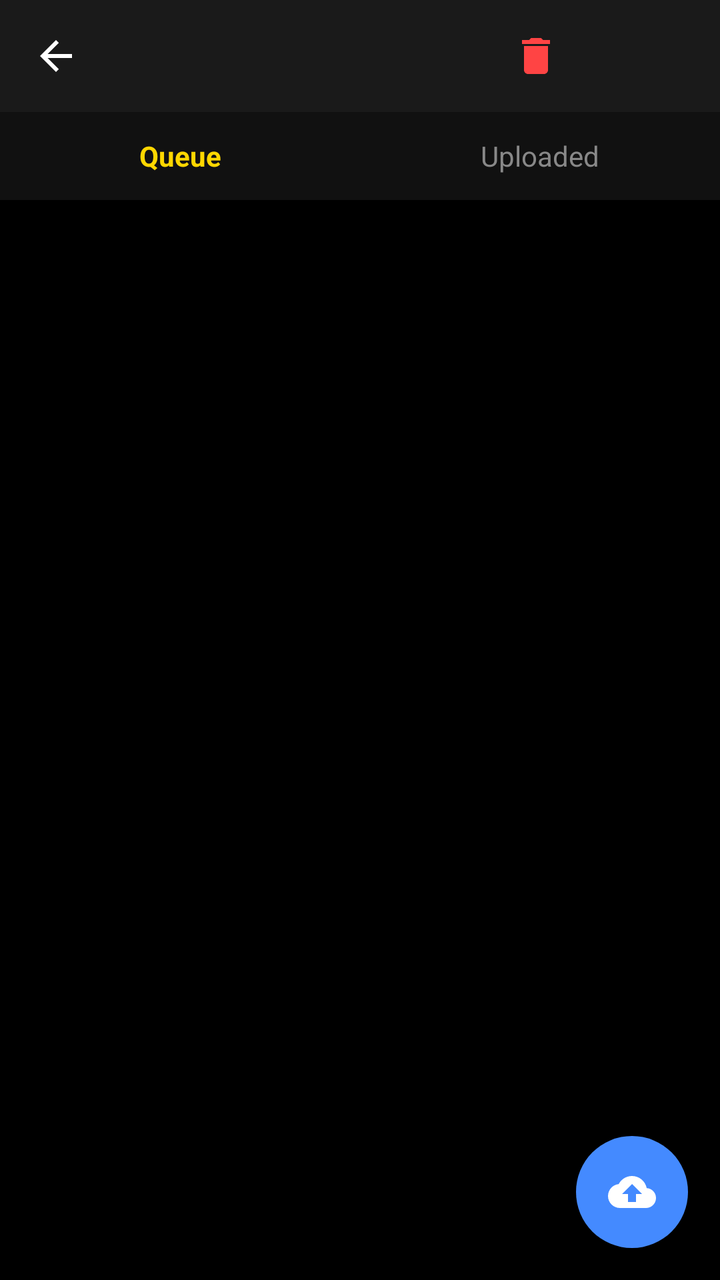
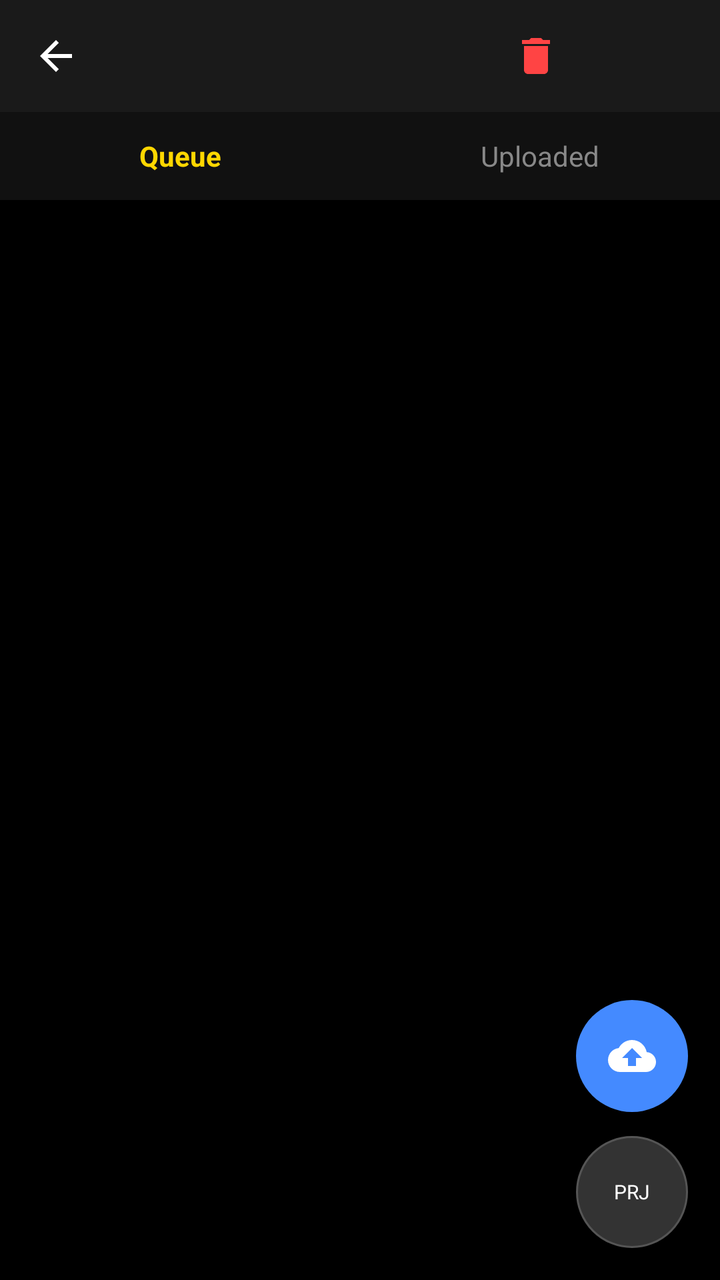

Before-and-after screenshots of an Android layout around one commit, followed by the original layout XML and the change that was made.
<!-- AndroidManifest.xml: application theme Theme.KioskCamera -->
<!-- res/layout/activity_gallery.xml -->
<?xml version="1.0" encoding="utf-8"?>
<LinearLayout xmlns:android="http://schemas.android.com/apk/res/android"
    android:layout_width="match_parent"
    android:layout_height="match_parent"
    android:orientation="vertical"
    android:background="@android:color/black">

    
    <LinearLayout
        android:id="@+id/normalBar"
        android:layout_width="match_parent"
        android:layout_height="56dp"
        android:gravity="center_vertical"
        android:paddingHorizontal="8dp"
        android:background="#1A1A1A">

        <ImageButton
            android:id="@+id/backButton"
            android:layout_width="40dp"
            android:layout_height="40dp"
            android:background="?attr/selectableItemBackgroundBorderless"
            android:src="@drawable/ic_arrow_back"
            android:contentDescription="Back" />

        <TextView
            android:id="@+id/titleText"
            android:layout_width="0dp"
            android:layout_height="wrap_content"
            android:layout_weight="1"
            android:textColor="@android:color/white"
            android:textSize="18sp"
            android:paddingStart="12dp" />

        <ImageButton
            android:id="@+id/clearAllButton"
            android:layout_width="40dp"
            android:layout_height="40dp"
            android:background="?attr/selectableItemBackgroundBorderless"
            android:src="@drawable/ic_delete"
            android:contentDescription="Clear all" />

        
        <View
            android:layout_width="64dp"
            android:layout_height="40dp" />
    </LinearLayout>

    
    <LinearLayout
        android:id="@+id/selectionBar"
        android:layout_width="match_parent"
        android:layout_height="56dp"
        android:gravity="center_vertical"
        android:paddingHorizontal="8dp"
        android:background="#333333"
        android:visibility="gone">

        <ImageButton
            android:id="@+id/cancelSelectionButton"
            android:layout_width="40dp"
            android:layout_height="40dp"
            android:background="?attr/selectableItemBackgroundBorderless"
            android:src="@drawable/ic_arrow_back"
            android:contentDescription="Cancel" />

        <TextView
            android:id="@+id/selectionCount"
            android:layout_width="0dp"
            android:layout_height="wrap_content"
            android:layout_weight="1"
            android:textColor="@android:color/white"
            android:textSize="18sp"
            android:paddingStart="12dp" />

        <ImageButton
            android:id="@+id/deleteSelectedButton"
            android:layout_width="40dp"
            android:layout_height="40dp"
            android:background="?attr/selectableItemBackgroundBorderless"
            android:src="@drawable/ic_delete"
            android:contentDescription="Delete selected" />

        
        <View
            android:layout_width="64dp"
            android:layout_height="40dp" />
    </LinearLayout>

    
    <LinearLayout
        android:layout_width="match_parent"
        android:layout_height="44dp"
        android:orientation="horizontal"
        android:background="#111111">

        <TextView
            android:id="@+id/tabQueue"
            android:layout_width="0dp"
            android:layout_height="match_parent"
            android:layout_weight="1"
            android:gravity="center"
            android:text="Queue"
            android:textColor="#FFD700"
            android:textSize="14sp"
            android:textStyle="bold"
            android:background="?attr/selectableItemBackground" />

        <TextView
            android:id="@+id/tabUploaded"
            android:layout_width="0dp"
            android:layout_height="match_parent"
            android:layout_weight="1"
            android:gravity="center"
            android:text="Uploaded"
            android:textColor="#888888"
            android:textSize="14sp"
            android:background="?attr/selectableItemBackground" />
    </LinearLayout>

    <FrameLayout
        android:layout_width="match_parent"
        android:layout_height="match_parent">

        <TextView
            android:id="@+id/emptyText"
            android:layout_width="match_parent"
            android:layout_height="match_parent"
            android:gravity="center"
            android:text="No media queued"
            android:textColor="#888888"
            android:textSize="16sp"
            android:visibility="gone" />

        <androidx.recyclerview.widget.RecyclerView
            android:id="@+id/photoGrid"
            android:layout_width="match_parent"
            android:layout_height="match_parent"
            android:padding="2dp" />

        
        <ImageButton
            android:id="@+id/uploadButton"
            android:layout_width="56dp"
            android:layout_height="56dp"
            android:layout_gravity="bottom|end"
            android:layout_margin="16dp"
            android:background="@drawable/fab_background"
            android:src="@drawable/ic_cloud_upload"
            android:scaleType="centerInside"
            android:elevation="6dp"
            android:contentDescription="Upload all" />

    </FrameLayout>

</LinearLayout>
<!-- resources referenced by this layout -->
<resources>
  <!-- drawable fab_background (drawable) -->
  <?xml version="1.0" encoding="utf-8"?>
  <shape xmlns:android="http://schemas.android.com/apk/res/android"
      android:shape="oval">
      <solid android:color="#448AFF" />
  </shape>
  <!-- drawable ic_arrow_back (drawable) -->
  <vector xmlns:android="http://schemas.android.com/apk/res/android"
      android:width="24dp"
      android:height="24dp"
      android:viewportWidth="24"
      android:viewportHeight="24">
      <path
          android:fillColor="@android:color/white"
          android:pathData="M20,11H7.83l5.59,-5.59L12,4l-8,8 8,8 1.41,-1.41L7.83,13H20v-2z"/>
  </vector>
  <!-- drawable ic_cloud_upload (drawable) -->
  <vector xmlns:android="http://schemas.android.com/apk/res/android"
      android:width="24dp"
      android:height="24dp"
      android:viewportWidth="24"
      android:viewportHeight="24">
      <path
          android:fillColor="@android:color/white"
          android:pathData="M19.35,10.04C18.67,6.59 15.64,4 12,4 9.11,4 6.6,5.64 5.35,8.04 2.34,8.36 0,10.91 0,14c0,3.31 2.69,6 6,6h13c2.76,0 5,-2.24 5,-5 0,-2.64 -2.05,-4.78 -4.65,-4.96zM14,13v4h-4v-4H7l5,-5 5,5h-3z"/>
  </vector>
  <!-- drawable ic_delete (drawable) -->
  <vector xmlns:android="http://schemas.android.com/apk/res/android"
      android:width="24dp"
      android:height="24dp"
      android:viewportWidth="24"
      android:viewportHeight="24">
      <path
          android:fillColor="#FFFF4444"
          android:pathData="M6,19c0,1.1 0.9,2 2,2h8c1.1,0 2,-0.9 2,-2V7H6v12zM19,4h-3.5l-1,-1h-5l-1,1H5v2h14V4z"/>
  </vector>
  <style name="Theme.KioskCamera" parent="Theme.MaterialComponents.DayNight.NoActionBar">
          <item name="android:windowFullscreen">false</item>
          <item name="android:statusBarColor">@android:color/black</item>
          <item name="android:navigationBarColor">@android:color/black</item>
      </style>
</resources>

<!-- the commit's change to res/layout/activity_gallery.xml (unified diff, before → after) -->
@@ -138,12 +138,28 @@
             android:padding="2dp" />
 
         
+        <TextView
+            android:id="@+id/projectFab"
+            android:layout_width="56dp"
+            android:layout_height="56dp"
+            android:layout_gravity="bottom|end"
+            android:layout_marginEnd="16dp"
+            android:layout_marginBottom="16dp"
+            android:gravity="center"
+            android:text="PRJ"
+            android:textColor="@android:color/white"
+            android:textSize="10sp"
+            android:background="@drawable/fab_background_dark"
+            android:elevation="6dp" />
+
+        
         <ImageButton
             android:id="@+id/uploadButton"
             android:layout_width="56dp"
             android:layout_height="56dp"
             android:layout_gravity="bottom|end"
-            android:layout_margin="16dp"
+            android:layout_marginEnd="16dp"
+            android:layout_marginBottom="84dp"
             android:background="@drawable/fab_background"
             android:src="@drawable/ic_cloud_upload"
             android:scaleType="centerInside"
<!-- resource entries referenced after the edit -->
@@ -5,6 +5,13 @@
   <shape xmlns:android="http://schemas.android.com/apk/res/android"
       android:shape="oval">
       <solid android:color="#448AFF" />
+  </shape>
+  <!-- drawable fab_background_dark (drawable) -->
+  <?xml version="1.0" encoding="utf-8"?>
+  <shape xmlns:android="http://schemas.android.com/apk/res/android"
+      android:shape="oval">
+      <solid android:color="#333333" />
+      <stroke android:width="1dp" android:color="#555555" />
   </shape>
   <!-- drawable ic_arrow_back (drawable) -->
   <vector xmlns:android="http://schemas.android.com/apk/res/android"
